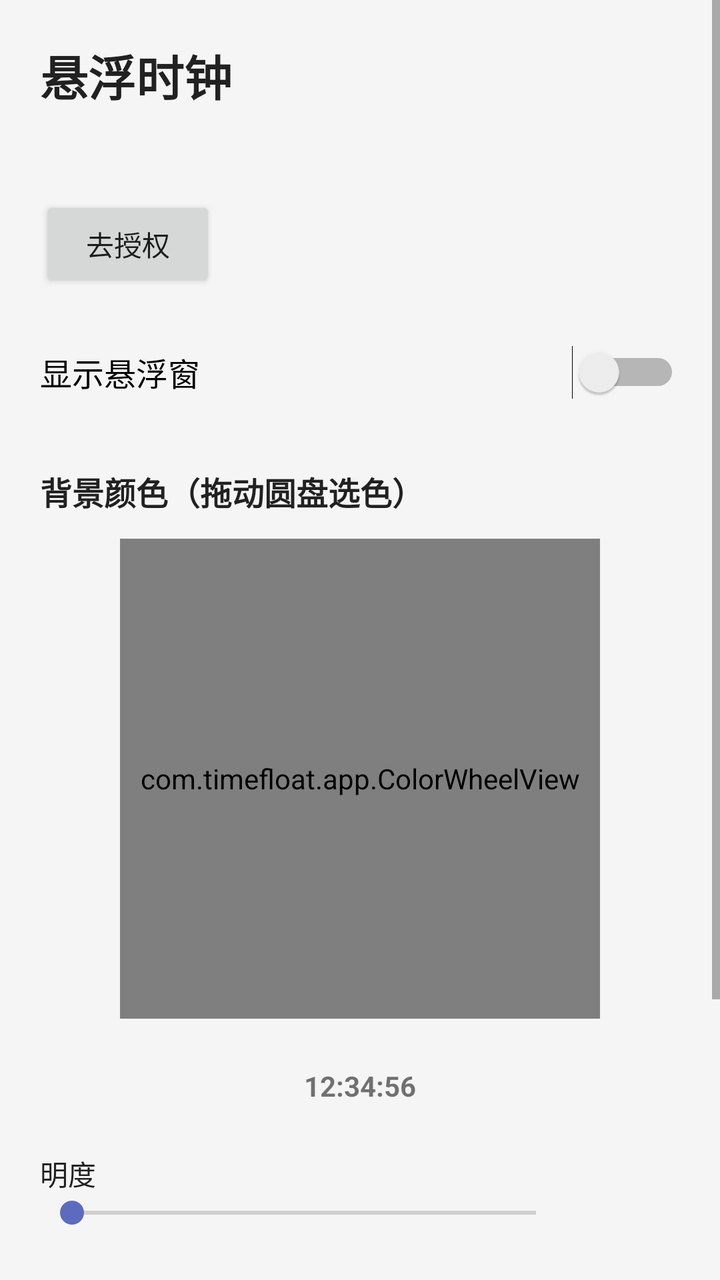
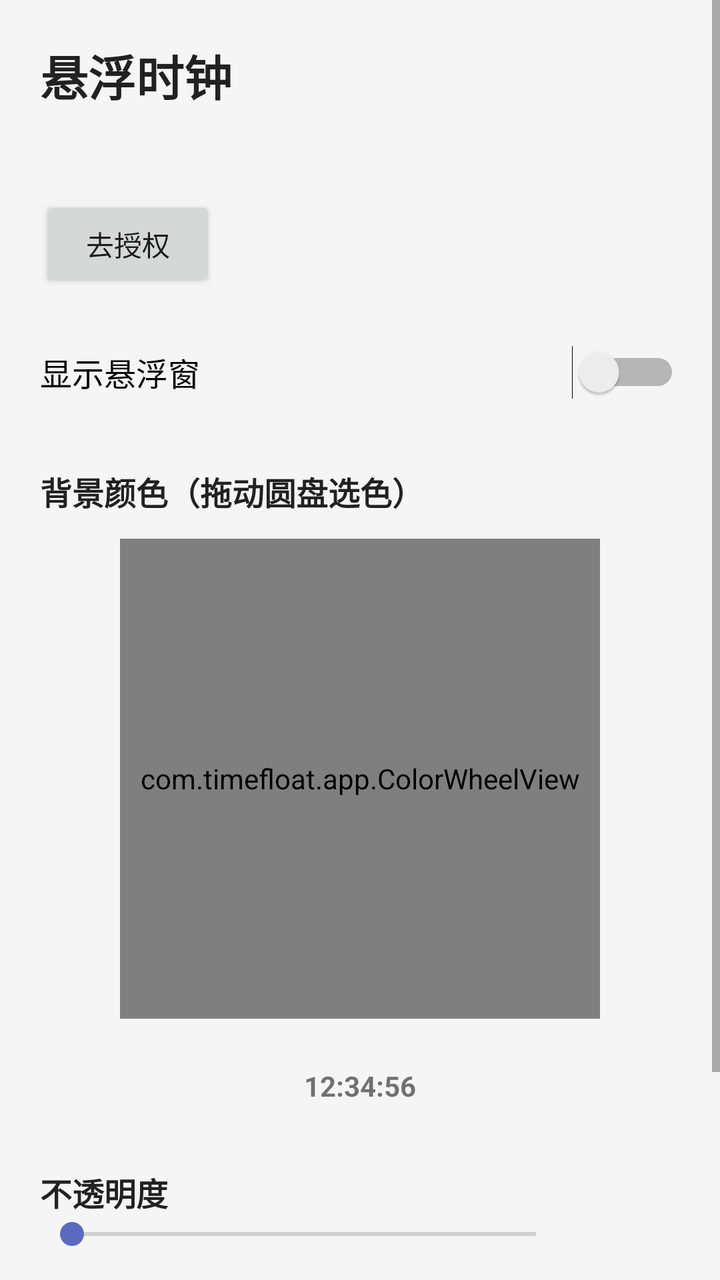

The first picture is an Android layout as it rendered before a commit; the second is the same layout after the commit. The layout source and the unified diff follow.
<!-- AndroidManifest.xml: application theme Theme.TimeFloat -->
<!-- res/layout/activity_main.xml -->
<?xml version="1.0" encoding="utf-8"?>
<ScrollView xmlns:android="http://schemas.android.com/apk/res/android"
    android:layout_width="match_parent"
    android:layout_height="match_parent"
    android:fillViewport="true">

    <LinearLayout
        android:layout_width="match_parent"
        android:layout_height="wrap_content"
        android:orientation="vertical"
        android:padding="20dp">

        <TextView
            android:layout_width="wrap_content"
            android:layout_height="wrap_content"
            android:text="@string/app_name"
            android:textColor="@color/text_main"
            android:textSize="24sp"
            android:textStyle="bold" />

        <TextView
            android:id="@+id/tvPermStatus"
            android:layout_width="wrap_content"
            android:layout_height="wrap_content"
            android:layout_marginTop="16dp"
            android:textColor="@color/text_hint"
            android:textSize="14sp" />

        <Button
            android:id="@+id/btnGrant"
            android:layout_width="wrap_content"
            android:layout_height="wrap_content"
            android:layout_marginTop="8dp"
            android:text="@string/btn_grant" />

        <Switch
            android:id="@+id/switchShow"
            android:layout_width="match_parent"
            android:layout_height="wrap_content"
            android:layout_marginTop="16dp"
            android:minHeight="48dp"
            android:text="@string/switch_show"
            android:textSize="16sp" />

        <TextView
            android:layout_width="wrap_content"
            android:layout_height="wrap_content"
            android:layout_marginTop="24dp"
            android:text="@string/section_color"
            android:textColor="@color/text_main"
            android:textSize="16sp"
            android:textStyle="bold" />

        <com.timefloat.app.ColorWheelView
            android:id="@+id/colorWheel"
            android:layout_width="240dp"
            android:layout_height="240dp"
            android:layout_gravity="center_horizontal"
            android:layout_marginTop="12dp" />

        
        <TextView
            android:id="@+id/tvPreview"
            android:layout_width="wrap_content"
            android:layout_height="wrap_content"
            android:layout_gravity="center_horizontal"
            android:layout_marginTop="16dp"
            android:paddingLeft="20dp"
            android:paddingRight="20dp"
            android:paddingTop="8dp"
            android:paddingBottom="8dp"
            android:text="12:34:56"
            android:textStyle="bold"
            android:fontFeatureSettings="tnum" />

        <TextView
            android:layout_width="wrap_content"
            android:layout_height="wrap_content"
            android:layout_marginTop="16dp"
            android:text="@string/section_bright"
            android:textColor="@color/text_main"
            android:textSize="14sp" />

        <LinearLayout
            android:layout_width="match_parent"
            android:layout_height="wrap_content"
            android:orientation="horizontal"
            android:gravity="center_vertical">

            <SeekBar
                android:id="@+id/sbBright"
                android:layout_width="0dp"
                android:layout_height="wrap_content"
                android:layout_weight="1"
                android:max="100"
                android:min="0" />

            <TextView
                android:id="@+id/tvBrightValue"
                android:layout_width="wrap_content"
                android:layout_height="wrap_content"
                android:layout_marginStart="8dp"
                android:minWidth="48dp"
                android:textColor="@color/text_hint"
                android:textSize="14sp" />
        </LinearLayout>

        <TextView
            android:layout_width="wrap_content"
            android:layout_height="wrap_content"
            android:layout_marginTop="24dp"
            android:text="@string/section_alpha"
            android:textColor="@color/text_main"
            android:textSize="16sp"
            android:textStyle="bold" />

        <LinearLayout
            android:layout_width="match_parent"
            android:layout_height="wrap_content"
            android:orientation="horizontal"
            android:gravity="center_vertical">

            <SeekBar
                android:id="@+id/sbAlpha"
                android:layout_width="0dp"
                android:layout_height="wrap_content"
                android:layout_weight="1"
                android:max="80"
                android:min="0" />

            <TextView
                android:id="@+id/tvAlphaValue"
                android:layout_width="wrap_content"
                android:layout_height="wrap_content"
                android:layout_marginStart="8dp"
                android:minWidth="48dp"
                android:textColor="@color/text_hint"
                android:textSize="14sp" />
        </LinearLayout>

        <TextView
            android:layout_width="wrap_content"
            android:layout_height="wrap_content"
            android:layout_marginTop="24dp"
            android:text="@string/section_font"
            android:textColor="@color/text_main"
            android:textSize="16sp"
            android:textStyle="bold" />

        <LinearLayout
            android:layout_width="match_parent"
            android:layout_height="wrap_content"
            android:orientation="horizontal"
            android:gravity="center_vertical">

            <SeekBar
                android:id="@+id/sbFont"
                android:layout_width="0dp"
                android:layout_height="wrap_content"
                android:layout_weight="1"
                android:max="36"
                android:min="0" />

            <TextView
                android:id="@+id/tvFontValue"
                android:layout_width="wrap_content"
                android:layout_height="wrap_content"
                android:layout_marginStart="8dp"
                android:minWidth="48dp"
                android:textColor="@color/text_hint"
                android:textSize="14sp" />
        </LinearLayout>

        <TextView
            android:layout_width="match_parent"
            android:layout_height="wrap_content"
            android:layout_marginTop="32dp"
            android:text="@string/hint_usage"
            android:textColor="@color/text_hint"
            android:textSize="13sp" />
    </LinearLayout>
</ScrollView>
<!-- resources referenced by this layout -->
<resources>
  <color name="text_hint">#757575</color>
  <color name="text_main">#212121</color>
  <string name="app_name">悬浮时钟</string>
  <string name="btn_grant">去授权</string>
  <string name="hint_usage">提示：按住悬浮窗可拖动，单击悬浮窗回到此页</string>
  <string name="section_alpha">不透明度</string>
  <string name="section_bright">明度</string>
  <string name="section_color">背景颜色（拖动圆盘选色）</string>
  <string name="section_font">时间字号</string>
  <string name="switch_show">显示悬浮窗</string>
  <style name="Theme.TimeFloat" parent="android:Theme.Material.Light.NoActionBar">
          <item name="android:colorPrimary">@color/primary</item>
          <item name="android:colorPrimaryDark">@color/primary_dark</item>
          <item name="android:colorAccent">@color/accent</item>
          <item name="android:statusBarColor">@color/primary_dark</item>
          <item name="android:windowBackground">@color/window_bg</item>
      </style>
  <color name="primary">#3F51B5</color>
  <color name="primary_dark">#303F9F</color>
  <color name="accent">#5C6BC0</color>
  <color name="window_bg">#F5F5F5</color>
</resources>

<!-- the commit's change to res/layout/activity_main.xml (unified diff, before → after) -->
@@ -76,38 +76,6 @@
         <TextView
             android:layout_width="wrap_content"
             android:layout_height="wrap_content"
-            android:layout_marginTop="16dp"
-            android:text="@string/section_bright"
-            android:textColor="@color/text_main"
-            android:textSize="14sp" />
-
-        <LinearLayout
-            android:layout_width="match_parent"
-            android:layout_height="wrap_content"
-            android:orientation="horizontal"
-            android:gravity="center_vertical">
-
-            <SeekBar
-                android:id="@+id/sbBright"
-                android:layout_width="0dp"
-                android:layout_height="wrap_content"
-                android:layout_weight="1"
-                android:max="100"
-                android:min="0" />
-
-            <TextView
-                android:id="@+id/tvBrightValue"
-                android:layout_width="wrap_content"
-                android:layout_height="wrap_content"
-                android:layout_marginStart="8dp"
-                android:minWidth="48dp"
-                android:textColor="@color/text_hint"
-                android:textSize="14sp" />
-        </LinearLayout>
-
-        <TextView
-            android:layout_width="wrap_content"
-            android:layout_height="wrap_content"
             android:layout_marginTop="24dp"
             android:text="@string/section_alpha"
             android:textColor="@color/text_main"
<!-- resource entries referenced after the edit -->
@@ -6,7 +6,6 @@
   <string name="btn_grant">去授权</string>
   <string name="hint_usage">提示：按住悬浮窗可拖动，单击悬浮窗回到此页</string>
   <string name="section_alpha">不透明度</string>
-  <string name="section_bright">明度</string>
   <string name="section_color">背景颜色（拖动圆盘选色）</string>
   <string name="section_font">时间字号</string>
   <string name="switch_show">显示悬浮窗</string>
